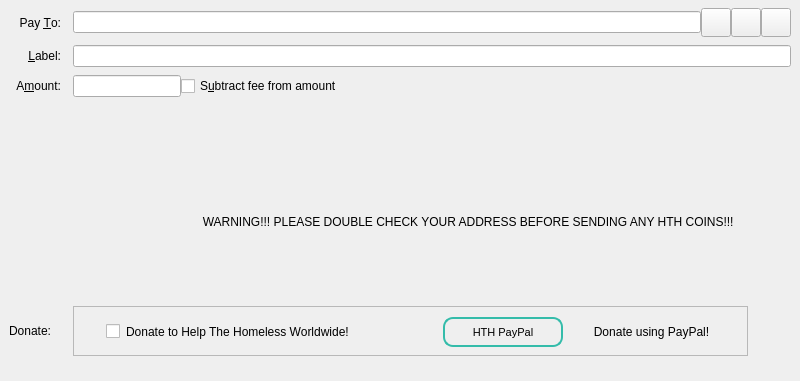
Old version of the form src/qt/forms/sendcoinsentry.ui in the repository HTHcoin/helpthehomelesscoin; both pictures show x 0 to 800 and y 0 to 381 of the 800 by 572 pixel window.
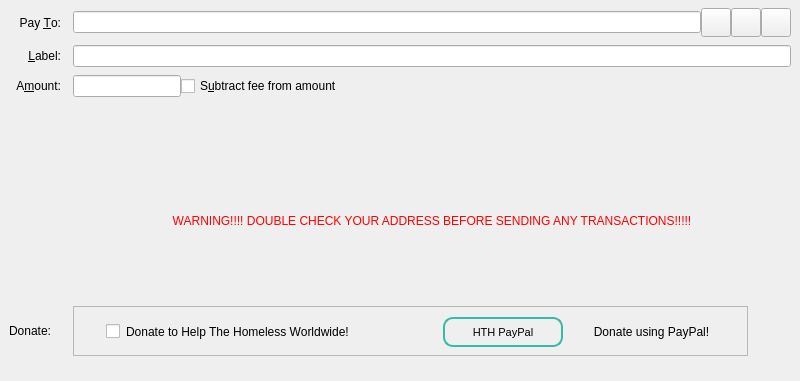
New version of the form. Custom widgets are drawn as their Qt base class.

What changed in the file:
```diff
--- a/src/qt/forms/sendcoinsentry.ui
+++ b/src/qt/forms/sendcoinsentry.ui
@@ -374,12 +374,27 @@
      </widget>
     </item>
     <item row="4" column="1">
-     <widget class="QLabel" name="label_2">
+     <widget class="QLabel" name="infoText_2">
+      <property name="minimumSize">
+       <size>
+        <width>0</width>
+        <height>0</height>
+       </size>
+      </property>
       <property name="styleSheet">
-       <string notr="true">font-color: #ff0000;</string>
+       <string notr="true">color: red;</string>
       </property>
       <property name="text">
-       <string>                                       WARNING!!! PLEASE DOUBLE CHECK YOUR ADDRESS BEFORE SENDING ANY HTH COINS!!!</string>
+       <string>                                       WARNING!!!! DOUBLE CHECK YOUR ADDRESS BEFORE SENDING ANY TRANSACTIONS!!!!!</string>
+      </property>
+      <property name="textFormat">
+       <enum>Qt::RichText</enum>
+      </property>
+      <property name="alignment">
+       <set>Qt::AlignCenter</set>
+      </property>
+      <property name="wordWrap">
+       <bool>true</bool>
       </property>
      </widget>
     </item>
```
Left out of the diff: 406 changed lines with no effect on the pictures.
